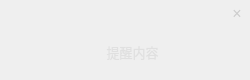
Before: the Qt Designer form src/ui/notifications/notificationPopup.ui in SwartzMss/EasyNotify, drawn with Qt 5.
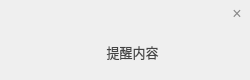
After: the same form once the commit is applied.

Commit message: feat: switch notification popup to light theme

What changed in the file:
```diff
--- a/src/ui/notifications/notificationPopup.ui
+++ b/src/ui/notifications/notificationPopup.ui
@@ -89,7 +89,7 @@
       <item>
        <widget class="QPushButton" name="closeButton">
         <property name="styleSheet">
-         <string>QPushButton { color: #CCCCCC; background: transparent; border: none; font-size: 16px; } QPushButton:hover { color: #ff6666; }</string>
+         <string>QPushButton { color: #888888; background: transparent; border: none; font-size: 16px; } QPushButton:hover { color: #d9534f; }</string>
         </property>
         <property name="text">
          <string>×</string>
@@ -147,7 +147,7 @@
            </sizepolicy>
           </property>
           <property name="styleSheet">
-           <string>color: #E0E0E0; font-size: 13px;</string>
+           <string>color: #444444; font-size: 13px;</string>
           </property>
           <property name="text">
            <string>提醒内容</string>
```
Left out of the diff: 2 changed lines with no effect on the pictures. The commit also changes 1 other file.
